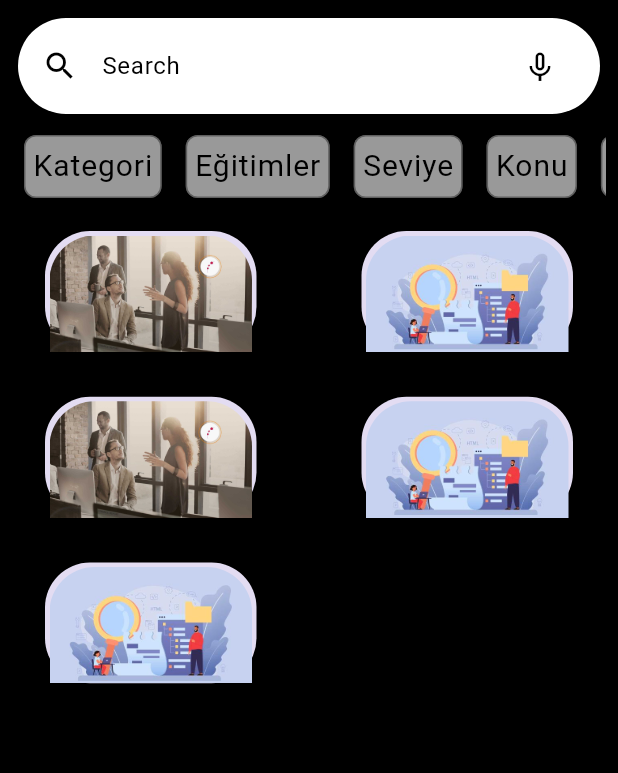
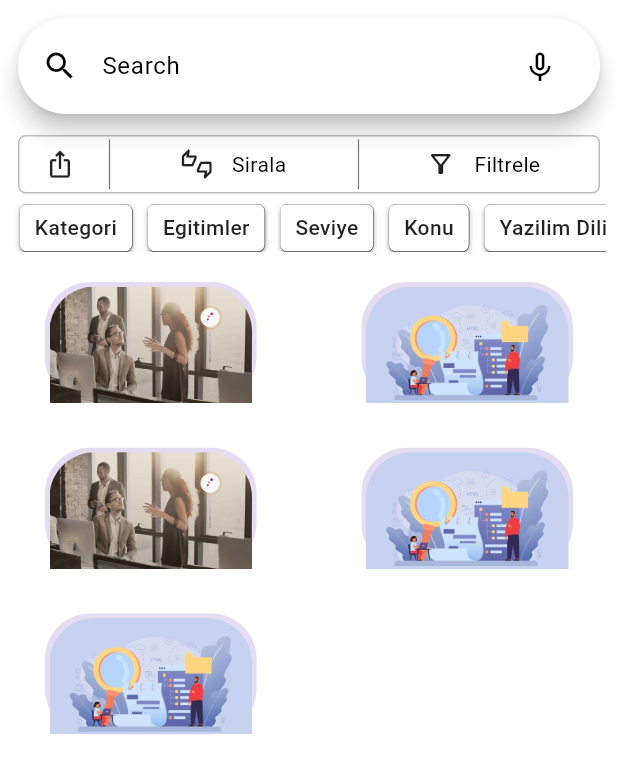
Before and after one commit to zehraCoskun/Tobeto-Mobile, a Flutter app: the CatalogPage screen opened by its route, on a phone screen of 412 x 824 dp. Shown: the top 773 px of the screen. Run offline on Flutter 3.47's test engine with Material 3 defaults, Android fonts, the phone set to English and light mode, and no system bars; our stand-ins replace bloc, flutter_bloc, lottie.

Commit message:
catalog filtering added

```diff
--- a/tobeto_mobil/lib/main.dart
+++ b/tobeto_mobil/lib/main.dart
@@ -15,6 +15,7 @@ import 'package:tobeto_mobil/api/repository/application_repository.dart';
 import 'package:tobeto_mobil/api/repository/education_repository.dart';
 import 'package:tobeto_mobil/api/repository/exam_repository.dart';
 import 'package:tobeto_mobil/api/repository/survey_repository.dart';
+import 'package:tobeto_mobil/pages/catalog/catalog_page.dart';
 import 'package:tobeto_mobil/utils/router/route_generator.dart';
 import 'package:tobeto_mobil/utils/theme/theme_generator.dart';
 
@@ -78,7 +79,8 @@ void main() {
         theme: ThemeGenerator.lightTheme(),
         darkTheme: ThemeGenerator.darkTheme(),
         themeMode: ThemeMode.system,
-        initialRoute: "/login",
+        home: const CatalogPage(),
+        //initialRoute: "/login",
         onGenerateRoute: (route) => RouteGenerator.onGenerateRoute(route),
       ),
     ),
--- /dev/null
+++ b/tobeto_mobil/lib/models/enums/catalog_filter_item.dart
@@ -0,0 +1,29 @@
+enum CatalogFilterItem {
+  category,
+  education,
+  level,
+  subject,
+  language,
+  educator,
+  status;
+
+  @override
+  String toString() {
+    switch (this) {
+      case CatalogFilterItem.category:
+        return "Kategori";
+      case CatalogFilterItem.education:
+        return "Egitimler";
+      case CatalogFilterItem.level:
+        return "Seviye";
+      case CatalogFilterItem.subject:
+        return "Konu";
+      case CatalogFilterItem.language:
+        return "Yazilim Dili";
+      case CatalogFilterItem.educator:
+        return "Egitmen";
+      case CatalogFilterItem.status:
+        return "Durum";
+    }
+  }
+}
--- /dev/null
+++ b/tobeto_mobil/lib/pages/catalog/catalog_body.dart
@@ -0,0 +1,34 @@
+import 'package:flutter/material.dart';
+import 'package:tobeto_mobil/models/catalog_model.dart';
+import 'package:tobeto_mobil/pages/catalog/catalog_category/catalog_card.dart';
+
+class CatalogBody extends StatelessWidget {
+  const CatalogBody({
+    Key? key,
+    required this.catelogModels,
+  }) : super(key: key);
+
+  final List<CatalogModel> catelogModels;
+
+  @override
+  Widget build(BuildContext context) {
+    return Expanded(
+      flex: 15,
+      child: GridView.builder(
+        gridDelegate: const SliverGridDelegateWithMaxCrossAxisExtent(
+          maxCrossAxisExtent: 200,
+          childAspectRatio: 2 / 1,
+          mainAxisSpacing: 10,
+          crossAxisSpacing: 10,
+        ),
+        itemCount: catelogModels.length,
+        itemBuilder: (context, index) {
+          return Container(
+            //color: Colors.red,
+            child: CatalogCard(catalog: catelogModels[index]),
+          );
+        },
+      ),
+    );
+  }
+}
--- /dev/null
+++ b/tobeto_mobil/lib/pages/catalog/catalog_filter/catalog_filter_body.dart
@@ -0,0 +1,62 @@
+import 'package:flutter/material.dart';
+import 'package:tobeto_mobil/models/enums/catalog_filter_item.dart';
+
+class CatalogFilterBody extends StatelessWidget {
+  const CatalogFilterBody({
+    Key? key,
+  }) : super(key: key);
+
+  @override
+  Widget build(BuildContext context) {
+    return Flexible(
+      child: Padding(
+        padding: const EdgeInsets.symmetric(horizontal: 8.0),
+        child: SingleChildScrollView(
+          scrollDirection: Axis.horizontal,
+          child: Row(
+            children: <Widget>[
+              ...CatalogFilterItem.values.map((item) {
+                return buildFilterItem(item);
+              }),
+            ],
+          ),
+        ),
+      ),
+    );
+  }
+
+  Widget buildFilterItem(CatalogFilterItem catalogFilterItem) {
+    return IntrinsicWidth(
+      stepHeight: 8,
+      child: Container(
+        alignment: Alignment.center,
+        margin: const EdgeInsets.symmetric(horizontal: 5),
+        padding: const EdgeInsets.symmetric(horizontal: 10, vertical: 5),
+        decoration: BoxDecoration(
+          borderRadius: BorderRadius.circular(5),
+          border: const Border(
+              top: BorderSide(
+                width: 0.1,
+              ),
+              left: BorderSide(
+                width: 0.1,
+              ),
+              right: BorderSide(width: 0.3),
+              bottom: BorderSide(
+                width: 0.3,
+              )),
+          boxShadow: kElevationToShadow[1],
+          color: Colors.white,
+        ),
+        child: Text(
+          catalogFilterItem.toString(),
+          style: const TextStyle(
+            color: Colors.black87,
+            fontSize: 14,
+            fontWeight: FontWeight.w500,
+          ),
+        ),
+      ),
+    );
+  }
+}
--- /dev/null
+++ b/tobeto_mobil/lib/pages/catalog/catalog_filter/catalog_filter_header.dart
@@ -0,0 +1,110 @@
+import 'package:flutter/material.dart';
+
+class CatalogFilterHeader extends StatelessWidget {
+  const CatalogFilterHeader({
+    Key? key,
+  }) : super(key: key);
+
+  @override
+  Widget build(BuildContext context) {
+    return Flexible(
+      child: Container(
+        padding: const EdgeInsets.all(2),
+        margin: const EdgeInsets.symmetric(horizontal: 12, vertical: 2),
+        decoration: BoxDecoration(
+          borderRadius: BorderRadius.circular(5),
+          border: Border.all(
+            color: Colors.black26,
+          ),
+        ),
+        child: Row(
+          children: <Widget>[
+            buildShareSection(),
+            buildDivider(),
+            buildOrderBySection(),
+            buildDivider(),
+            buildFilterSection(),
+          ],
+        ),
+      ),
+    );
+  }
+
+  Widget buildDivider() {
+    return const VerticalDivider(
+      color: Colors.black54,
+      thickness: 0.8,
+    );
+  }
+
+  Widget buildShareSection() {
+    return Expanded(
+      child: InkWell(
+        child: Container(
+          alignment: Alignment.center,
+          child: const Icon(
+            Icons.ios_share_outlined,
+            size: 20,
+            color: Colors.black87,
+          ),
+        ),
+      ),
+    );
+  }
+
+  Widget buildOrderBySection() {
+    return const Expanded(
+      flex: 3,
+      child: InkWell(
+        child: Row(
+          mainAxisAlignment: MainAxisAlignment.spaceEvenly,
+          children: <Widget>[
+            Spacer(
+              flex: 3,
+            ),
+            Icon(
+              Icons.thumbs_up_down_outlined,
+              size: 20,
+              color: Colors.black87,
+            ),
+            Spacer(
+              flex: 1,
+            ),
+            Text("Sirala"),
+            Spacer(
+              flex: 3,
+            ),
+          ],
+        ),
+      ),
+    );
+  }
+
+  Widget buildFilterSection() {
+    return Expanded(
+      flex: 3,
+      child: InkWell(
+        child: const Row(
+          mainAxisAlignment: MainAxisAlignment.center,
+          children: <Widget>[
+            Spacer(
+              flex: 3,
+            ),
+            Icon(
+              Icons.filter_alt_outlined,
+              size: 20,
+              color: Colors.black87,
+            ),
+            Spacer(
+              flex: 1,
+            ),
+            Text("Filtrele"),
+            Spacer(
+              flex: 3,
+            ),
+          ],
+        ),
+      ),
+    );
+  }
+}
--- a/tobeto_mobil/lib/pages/catalog/catalog_page.dart
+++ b/tobeto_mobil/lib/pages/catalog/catalog_page.dart
@@ -1,70 +1,27 @@
 import 'package:flutter/material.dart';
-import 'package:tobeto_mobil/models/catalog_model.dart';
-import 'package:tobeto_mobil/models/enums/catalog_category_item.dart';
-import 'package:tobeto_mobil/pages/catalog/catalog_category/catalog_card.dart';
+import 'package:tobeto_mobil/dummy_data.dart';
+import 'package:tobeto_mobil/pages/catalog/catalog_body.dart';
 import 'package:tobeto_mobil/pages/catalog/catalog_category/catalog_header.dart';
+import 'package:tobeto_mobil/pages/catalog/catalog_filter/catalog_filter_body.dart';
+import 'package:tobeto_mobil/pages/catalog/catalog_filter/catalog_filter_header.dart';
 
 class CatalogPage extends StatelessWidget {
   const CatalogPage({
     Key? key,
-    required this.catalogItems,
-    required this.catalogList,
   }) : super(key: key);
-  final List<CatalogCategoryItem> catalogItems;
-  final List<CatalogModel> catalogList;
 
   @override
   Widget build(BuildContext context) {
-    final controller = TextEditingController();
-
     return SafeArea(
       child: Scaffold(
+        backgroundColor: Colors.white.withAlpha(230),
         body: Column(
           children: <Widget>[
-            CatalogHeader(),
-            Flexible(
-              child: Padding(
-                padding: const EdgeInsets.symmetric(horizontal: 8.0),
-                child: ListView.builder(
-                  scrollDirection: Axis.horizontal,
-                  itemCount: catalogItems.length,
-                  itemBuilder: (context, index) {
-                    return Container(
-                      margin: EdgeInsets.symmetric(horizontal: 8, vertical: 2),
-                      decoration:
-                          BoxDecoration(border: Border.all(color: Colors.black38), borderRadius: BorderRadius.circular(8), color: Colors.white60),
-                      child: FittedBox(
-                        child: Padding(
-                          padding: const EdgeInsets.all(4.0),
-                          child: Text(
-                            catalogItems[index].toString(),
-                            style: Theme.of(context).textTheme.bodyLarge,
-                          ),
-                        ),
-                      ),
-                    );
-                  },
-                ),
-              ),
-            ),
-            Expanded(
-              flex: 15,
-              child: GridView.builder(
-                gridDelegate: const SliverGridDelegateWithMaxCrossAxisExtent(
-                  maxCrossAxisExtent: 200,
-                  childAspectRatio: 2 / 1,
-                  mainAxisSpacing: 10,
-                  crossAxisSpacing: 10,
-                ),
-                itemCount: catalogList.length,
-                itemBuilder: (context, index) {
-                  return Container(
-                    //color: Colors.red,
-                    child: CatalogCard(catalog: catalogList[index]),
-                  );
-                },
-              ),
-            )
+            const CatalogHeader(),
+            const CatalogFilterHeader(),
+            const SizedBox(height: 5),
+            const CatalogFilterBody(),
+            CatalogBody(catelogModels: catalogModelData),
           ],
         ),
       ),
--- a/tobeto_mobil/lib/utils/router/route_generator.dart
+++ b/tobeto_mobil/lib/utils/router/route_generator.dart
@@ -1,6 +1,4 @@
 import 'package:flutter/material.dart';
-import 'package:tobeto_mobil/dummy_data.dart';
-import 'package:tobeto_mobil/models/enums/catalog_category_item.dart';
 import 'package:tobeto_mobil/pages/catalog/catalog_page.dart';
 import 'package:tobeto_mobil/pages/login/login_page.dart';
 import 'package:tobeto_mobil/pages/home/home_page.dart';
@@ -19,10 +17,7 @@ class RouteGenerator {
       case "/profile":
         return defaultRouteTransition(const ProfileScreen());
       case "/catalog":
-        return defaultRouteTransition(CatalogPage(
-          catalogList: catalogModelData,
-          catalogItems: CatalogCategoryItem.values,
-        ));
+        return defaultRouteTransition(const CatalogPage());
       default:
         return defaultRouteTransition(const HomePage());
     }
```
